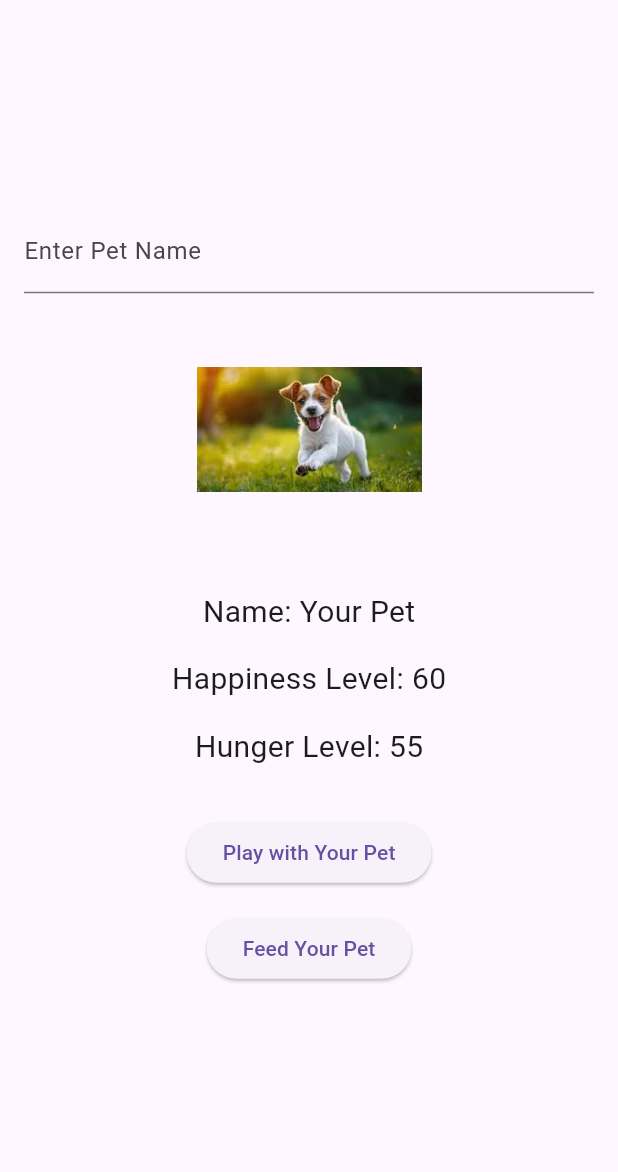
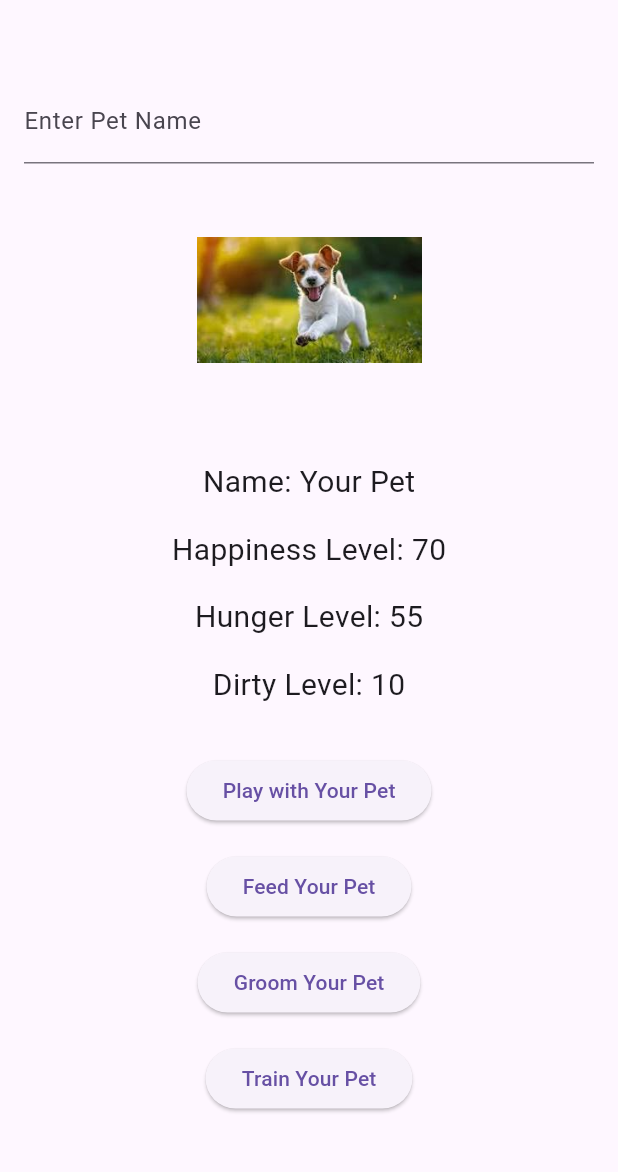
Before and after one commit to Harika-Gavini/CodingChallenge, a Flutter app: the screen it shows after launch, after a tap on "Play with Your Pet", on a phone screen of 412 x 824 dp, the part 63-1235 px from its top. Run offline on Flutter 3.47's test engine with Material 3 defaults, Android fonts, the phone set to English and light mode, and no system bars.

Commit message:
adding features like grooming and training

```diff
--- a/digital_app/lib/main.dart
+++ b/digital_app/lib/main.dart
@@ -15,19 +15,36 @@ class _DigitalPetAppState extends State<DigitalPetApp> {
   String petName = "Your Pet";
   int happinessLevel = 50;
   int hungerLevel = 50;
+  int dirtyLevel = 0; // New dirty level
   final TextEditingController _nameController = TextEditingController();
 
   void _playWithPet() {
     setState(() {
       happinessLevel = (happinessLevel + 10).clamp(0, 100);
-      _updateHunger();
+      hungerLevel = (hungerLevel + 5).clamp(0, 100);
+      dirtyLevel = (dirtyLevel + 10).clamp(0, 100); // Increase dirty level
+      _updateHappiness();
     });
   }
 
   void _feedPet() {
     setState(() {
       hungerLevel = (hungerLevel - 10).clamp(0, 100);
+      dirtyLevel = (dirtyLevel + 5).clamp(0, 100); // Increase dirty level
       _updateHappiness();
+    });
+  }
+
+  void _groomPet() {
+    setState(() {
+      dirtyLevel = (dirtyLevel - 20).clamp(0, 100); // Decrease dirty level
+    });
+  }
+
+  void _trainPet() {
+    setState(() {
+      hungerLevel = (hungerLevel + 10).clamp(0, 100); // Increase hunger level
+      // Happiness and dirty levels remain the same
     });
   }
 
@@ -36,14 +53,6 @@ class _DigitalPetAppState extends State<DigitalPetApp> {
       happinessLevel = (happinessLevel - 20).clamp(0, 100);
     } else {
       happinessLevel = (happinessLevel + 10).clamp(0, 100);
-    }
-  }
-
-  void _updateHunger() {
-    hungerLevel = (hungerLevel + 5).clamp(0, 100);
-    if (hungerLevel > 100) {
-      hungerLevel = 100;
-      happinessLevel = (happinessLevel - 20).clamp(0, 100);
     }
   }
 
@@ -94,6 +103,12 @@ class _DigitalPetAppState extends State<DigitalPetApp> {
               'Hunger Level: $hungerLevel',
               style: TextStyle(fontSize: 20.0),
             ),
+            SizedBox(height: 16.0),
+
+            Text(
+              'Dirty Level: $dirtyLevel',
+              style: TextStyle(fontSize: 20.0),
+            ),
             SizedBox(height: 32.0),
 
             ElevatedButton(
@@ -106,6 +121,18 @@ class _DigitalPetAppState extends State<DigitalPetApp> {
               onPressed: _feedPet,
               child: Text('Feed Your Pet'),
             ),
+            SizedBox(height: 16.0),
+
+            ElevatedButton(
+              onPressed: _groomPet,
+              child: Text('Groom Your Pet'),
+            ),
+            SizedBox(height: 16.0),
+
+            ElevatedButton(
+              onPressed: _trainPet,
+              child: Text('Train Your Pet'),
+            ),
           ],
         ),
       ),
```
